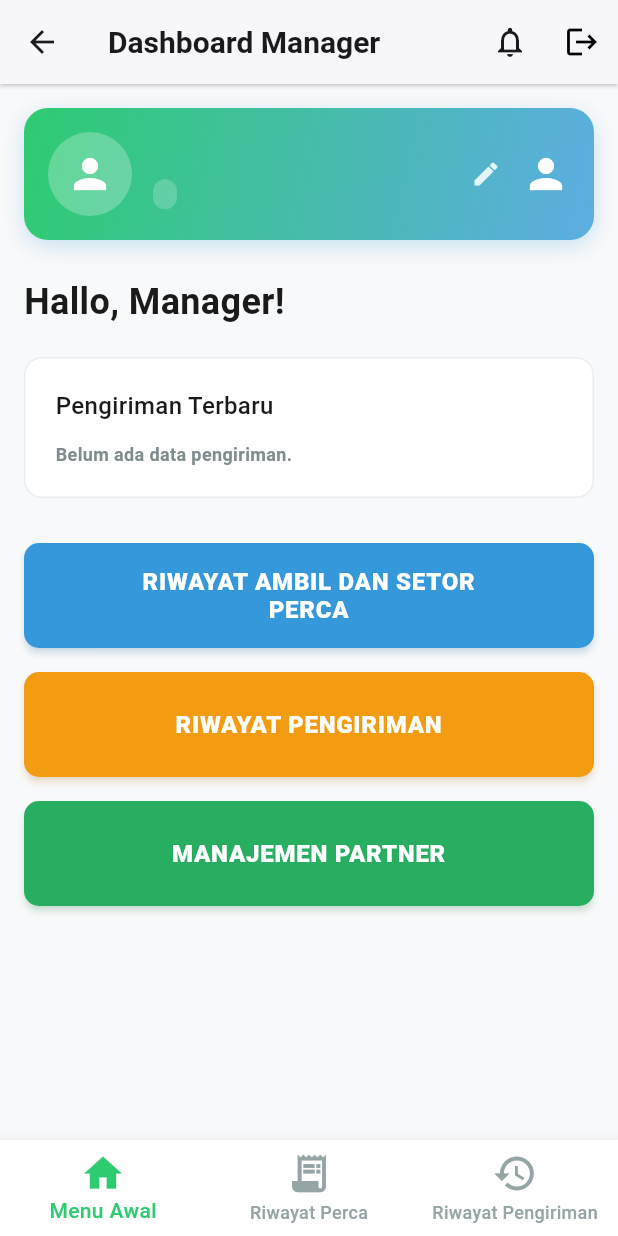
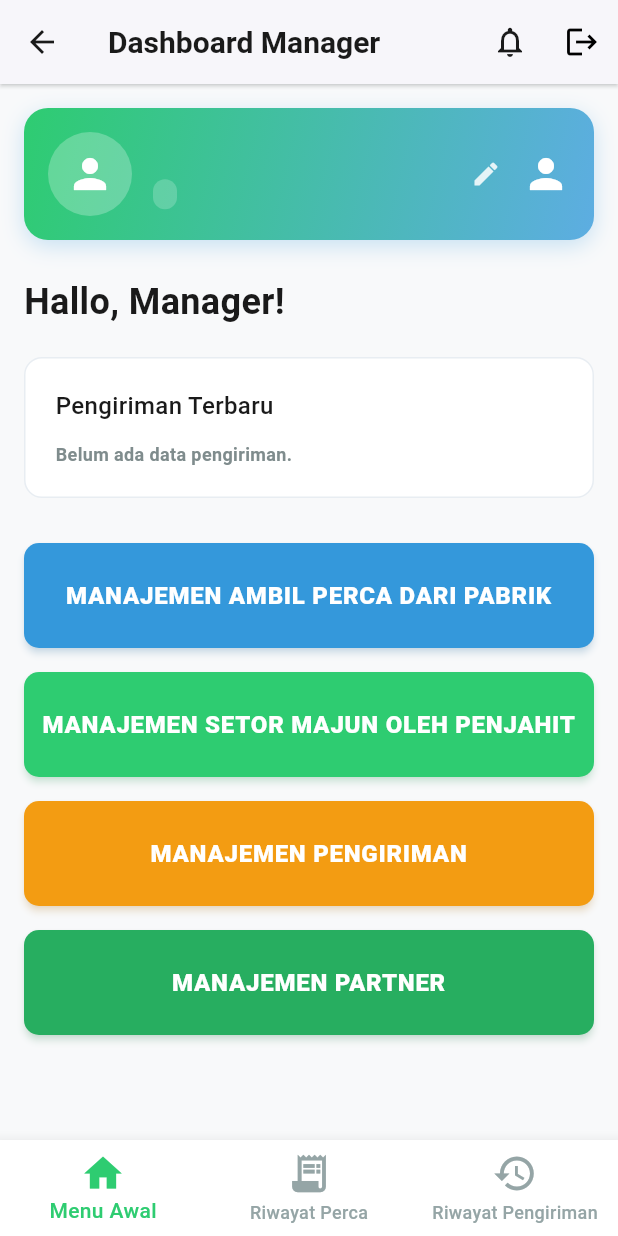
Before and after one commit to dwirez99/majunkita, a Flutter app: the DashboardManagerScreen screen opened directly, on a phone screen of 412 x 824 dp. Run offline on Flutter 3.47's test engine with Material 3 defaults, Android fonts, the phone set to English and light mode, and no system bars; our stand-ins replace fl_chart, flutter_dotenv, flutter_image_compress, flutter_riverpod, image_picker, supabase_flutter; accounts and stored records are empty; network calls fail.

Commit message:
chore: clear the button maening

```diff
--- a/lib/features/Dashboard/presentations/screens/dashboard_manager_screen.dart
+++ b/lib/features/Dashboard/presentations/screens/dashboard_manager_screen.dart
@@ -1,6 +1,7 @@
 import 'package:flutter/material.dart';
 import 'package:flutter_riverpod/flutter_riverpod.dart';
 import 'package:intl/intl.dart';
+import 'package:majunkita/features/manage_expeditions/presentations/screens/manage_expeditions_screen.dart';
 import '../../../auth/domain/providers/auth_provider.dart';
 import '../../../../core/theme/app_theme.dart';
 import '../../../manage_expeditions/presentations/screens/expedition_history_screen.dart';
@@ -8,6 +9,9 @@ import '../../../manage_expeditions/domain/expedition_provider.dart';
 import '../../../manage_expeditions/data/models/expedition_model.dart';
 import '../../../manage_partner/presentations/screens/manage_partner_screen.dart';
 import '../../../manage_percas/presentations/screens/add_perca_history_screen.dart';
+import '../../../manage_percas/presentations/screens/manage_perca_screen.dart';
+import '../../../manage_majun/presentations/screens/manage_majun_screen.dart';
+// import '../../../manage_tailors/presentations/screens/manage_tailors_screen.dart';
 import '../../../manage_notifications/presentations/screens/admin_notifications_screen.dart';
 import '../../../manage_notifications/domain/providers/wa_notifications_provider.dart';
 import '../widgets/dashboard_appbar.dart';
@@ -104,13 +108,13 @@ class _DashboardManagerScreenState
 
                   // 5. ACTION BUTTONS (Menu Utama)
                   _buildMenuButton(
-                    label: 'RIWAYAT AMBIL DAN SETOR\nPERCA',
+                    label: 'MANAJEMEN AMBIL PERCA DARI PABRIK',
                     backgroundColor: AppColors.secondary,
                     onTap: () {
                       Navigator.push(
                         context,
                         MaterialPageRoute(
-                          builder: (context) => const AddPercaHistoryScreen(),
+                          builder: (context) => const ManagePercaScreen(),
                         ),
                       );
                     },
@@ -118,7 +122,21 @@ class _DashboardManagerScreenState
                   const SizedBox(height: 16),
 
                   _buildMenuButton(
-                    label: 'RIWAYAT PENGIRIMAN',
+                    label: 'MANAJEMEN SETOR MAJUN OLEH PENJAHIT',
+                    backgroundColor: AppColors.primary,
+                    onTap: () {
+                      Navigator.push(
+                        context,
+                        MaterialPageRoute(
+                          builder: (context) => const ManageMajunScreen(),
+                        ),
+                      );
+                    },
+                  ),
+                  const SizedBox(height: 16),
+
+                  _buildMenuButton(
+                    label: 'MANAJEMEN PENGIRIMAN',
                     backgroundColor: AppColors.accent,
                     onTap: () {
                       Navigator.push(
@@ -126,7 +144,7 @@ class _DashboardManagerScreenState
                         MaterialPageRoute(
                           builder:
                               (context) =>
-                                  const ExpeditionHistoryScreen(openLatestOnLoad: true),
+                                  const ManageExpeditionsScreen( )
                         ),
                       );
                     },
```
